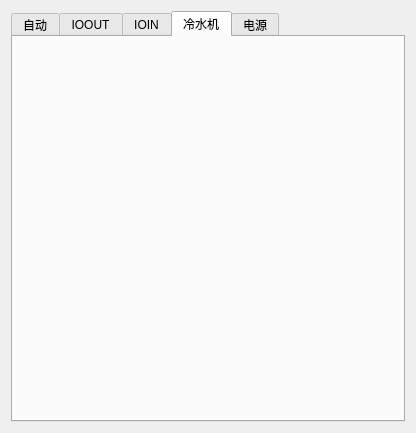
Above: QDeviceCtrl.ui from BiggerBinBin/QtCanPlatform before the change. Below: the same form after it.
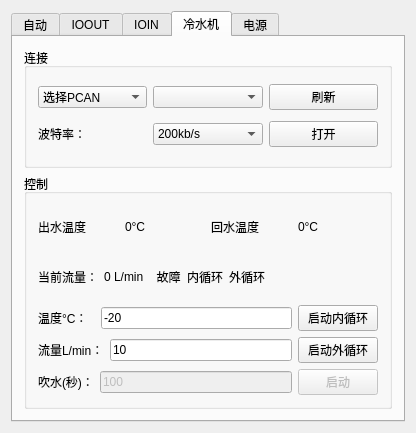
That is the form after the change. The open tabs and pages were chosen to show the change.

Commit message: 完善设备控制

Patch:
```diff
--- a/QDeviceCtrl.ui
+++ b/QDeviceCtrl.ui
@@ -326,6 +326,290 @@
       <attribute name="title">
        <string>冷水机</string>
       </attribute>
+      <layout class="QGridLayout" name="gridLayout_11">
+       <item row="0" column="0">
+        <widget class="QGroupBox" name="groupBox_6">
+         <property name="maximumSize">
+          <size>
+           <width>16777215</width>
+           <height>120</height>
+          </size>
+         </property>
+         <property name="title">
+          <string>连接</string>
+         </property>
+         <layout class="QGridLayout" name="gridLayout_9">
+          <item row="0" column="0">
+           <layout class="QHBoxLayout" name="horizontalLayout_16">
+            <item>
+             <widget class="QComboBox" name="dCanType">
+              <item>
+               <property name="text">
+                <string>选择PCAN</string>
+               </property>
+              </item>
+              <item>
+               <property name="text">
+                <string>选择kvaser</string>
+               </property>
+              </item>
+             </widget>
+            </item>
+            <item>
+             <widget class="QComboBox" name="dCanDevice"/>
+            </item>
+            <item>
+             <widget class="QPushButton" name="dCanRefresh">
+              <property name="text">
+               <string>刷新</string>
+              </property>
+             </widget>
+            </item>
+           </layout>
+          </item>
+          <item row="1" column="0">
+           <layout class="QHBoxLayout" name="horizontalLayout_17">
+            <item>
+             <widget class="QLabel" name="label_18">
+              <property name="text">
+               <string>波特率：</string>
+              </property>
+             </widget>
+            </item>
+            <item>
+             <widget class="QComboBox" name="dCanBundRate">
+              <item>
+               <property name="text">
+                <string>200kb/s</string>
+               </property>
+              </item>
+              <item>
+               <property name="text">
+                <string>250kb/s</string>
+               </property>
+              </item>
+              <item>
+               <property name="text">
+                <string>500kb/s</string>
+               </property>
+              </item>
+              <item>
+               <property name="text">
+                <string>800kb/s</string>
+               </property>
+              </item>
+              <item>
+               <property name="text">
+                <string>1000kb/s</string>
+               </property>
+              </item>
+             </widget>
+            </item>
+            <item>
+             <widget class="QPushButton" name="dOpenCan">
+              <property name="text">
+               <string>打开</string>
+              </property>
+              <property name="checkable">
+               <bool>true</bool>
+              </property>
+             </widget>
+            </item>
+           </layout>
+          </item>
+         </layout>
+        </widget>
+       </item>
+       <item row="1" column="0">
+        <widget class="QGroupBox" name="groupBox_7">
+         <property name="title">
+          <string>控制</string>
+         </property>
+         <layout class="QGridLayout" name="gridLayout_10">
+          <item row="0" column="0">
+           <layout class="QHBoxLayout" name="horizontalLayout_21">
+            <item>
+             <widget class="QLabel" name="label_22">
+              <property name="text">
+               <string>出水温度</string>
+              </property>
+             </widget>
+            </item>
+            <item>
+             <widget class="QLabel" name="label_dInTempture">
+              <property name="text">
+               <string>0°C</string>
+              </property>
+             </widget>
+            </item>
+            <item>
+             <widget class="QLabel" name="label_23">
+              <property name="text">
+               <string>回水温度</string>
+              </property>
+             </widget>
+            </item>
+            <item>
+             <widget class="QLabel" name="label_dOutTempture">
+              <property name="text">
+               <string>0°C</string>
+              </property>
+             </widget>
+            </item>
+           </layout>
+          </item>
+          <item row="1" column="0">
+           <layout class="QHBoxLayout" name="horizontalLayout_22">
+            <item>
+             <widget class="QLabel" name="label_26">
+              <property name="text">
+               <string>当前流量：</string>
+              </property>
+             </widget>
+            </item>
+            <item>
+             <widget class="QLabel" name="label_dFollow">
+              <property name="text">
+               <string>0 L/min</string>
+              </property>
+             </widget>
+            </item>
+            <item>
+             <widget class="QLabel" name="label_warm">
+              <property name="text">
+               <string>  故障</string>
+              </property>
+             </widget>
+            </item>
+            <item>
+             <widget class="QLabel" name="label_inCircle">
+              <property name="text">
+               <string>内循环</string>
+              </property>
+             </widget>
+            </item>
+            <item>
+             <widget class="QLabel" name="label_outCircle">
+              <property name="text">
+               <string>外循环</string>
+              </property>
+             </widget>
+            </item>
+            <item>
+             <spacer name="horizontalSpacer_2">
+              <property name="orientation">
+               <enum>Qt::Horizontal</enum>
+              </property>
+              <property name="sizeHint" stdset="0">
+               <size>
+                <width>40</width>
+                <height>20</height>
+               </size>
+              </property>
+             </spacer>
+            </item>
+           </layout>
+          </item>
+          <item row="2" column="0">
+           <layout class="QHBoxLayout" name="horizontalLayout_18">
+            <item>
+             <widget class="QLabel" name="label_19">
+              <property name="text">
+               <string>温度°C：  </string>
+              </property>
+             </widget>
+            </item>
+            <item>
+             <widget class="QLineEdit" name="lineEdit_inTemp">
+              <property name="text">
+               <string>-20</string>
+              </property>
+              <property name="maxLength">
+               <number>3</number>
+              </property>
+             </widget>
+            </item>
+            <item>
+             <widget class="QPushButton" name="pbStartInCricle">
+              <property name="text">
+               <string>启动内循环</string>
+              </property>
+              <property name="checkable">
+               <bool>true</bool>
+              </property>
+             </widget>
+            </item>
+           </layout>
+          </item>
+          <item row="3" column="0">
+           <layout class="QHBoxLayout" name="horizontalLayout_19">
+            <item>
+             <widget class="QLabel" name="label_20">
+              <property name="text">
+               <string>流量L/min：</string>
+              </property>
+             </widget>
+            </item>
+            <item>
+             <widget class="QLineEdit" name="lineEdit_inFollow">
+              <property name="text">
+               <string>10</string>
+              </property>
+              <property name="maxLength">
+               <number>2</number>
+              </property>
+             </widget>
+            </item>
+            <item>
+             <widget class="QPushButton" name="pbStartOutCricle">
+              <property name="text">
+               <string>启动外循环</string>
+              </property>
+              <property name="checkable">
+               <bool>true</bool>
+              </property>
+             </widget>
+            </item>
+           </layout>
+          </item>
+          <item row="4" column="0">
+           <layout class="QHBoxLayout" name="horizontalLayout_20">
+            <item>
+             <widget class="QLabel" name="label_21">
+              <property name="text">
+               <string>吹水(秒)：</string>
+              </property>
+             </widget>
+            </item>
+            <item>
+             <widget class="QLineEdit" name="lineEdit_blowTime">
+              <property name="enabled">
+               <bool>false</bool>
+              </property>
+              <property name="text">
+               <string>100</string>
+              </property>
+             </widget>
+            </item>
+            <item>
+             <widget class="QPushButton" name="pbBlowWater_4">
+              <property name="enabled">
+               <bool>false</bool>
+              </property>
+              <property name="text">
+               <string>启动</string>
+              </property>
+              <property name="checkable">
+               <bool>true</bool>
+              </property>
+             </widget>
+            </item>
+           </layout>
+          </item>
+         </layout>
+        </widget>
+       </item>
+      </layout>
      </widget>
      <widget class="QWidget" name="tab_4">
       <attribute name="title">
```
Left out of the diff: 176 changed lines with no effect on the pictures. Lines whose indentation alone changed are shown as unchanged. The commit also changes 14 other files.
